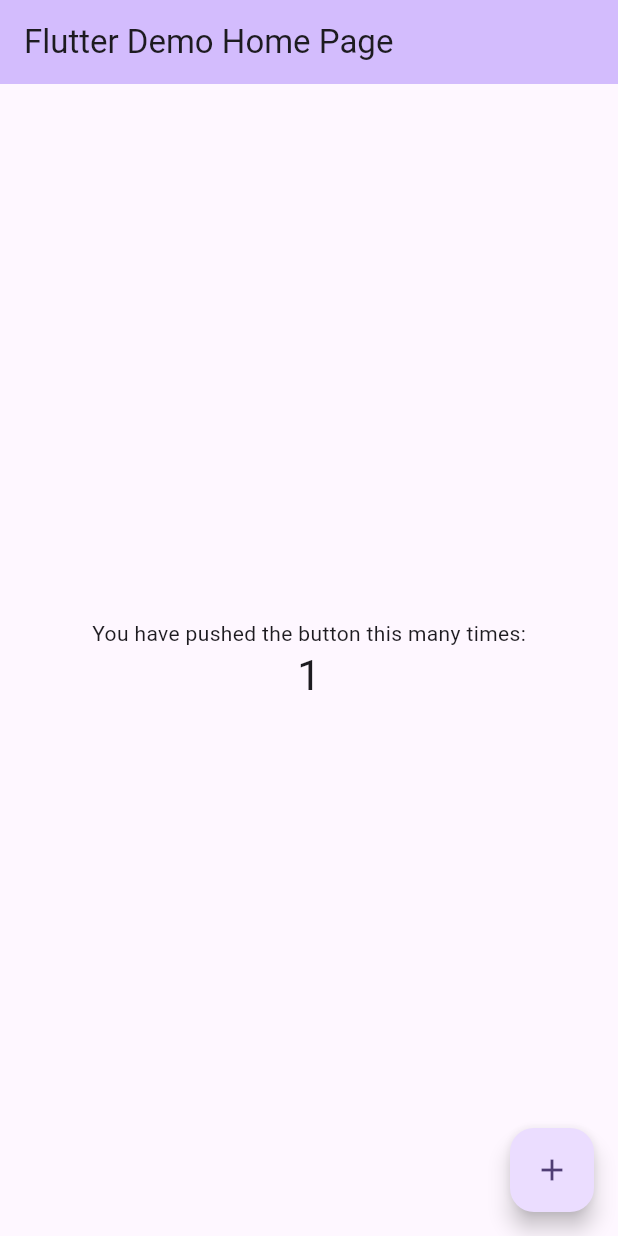
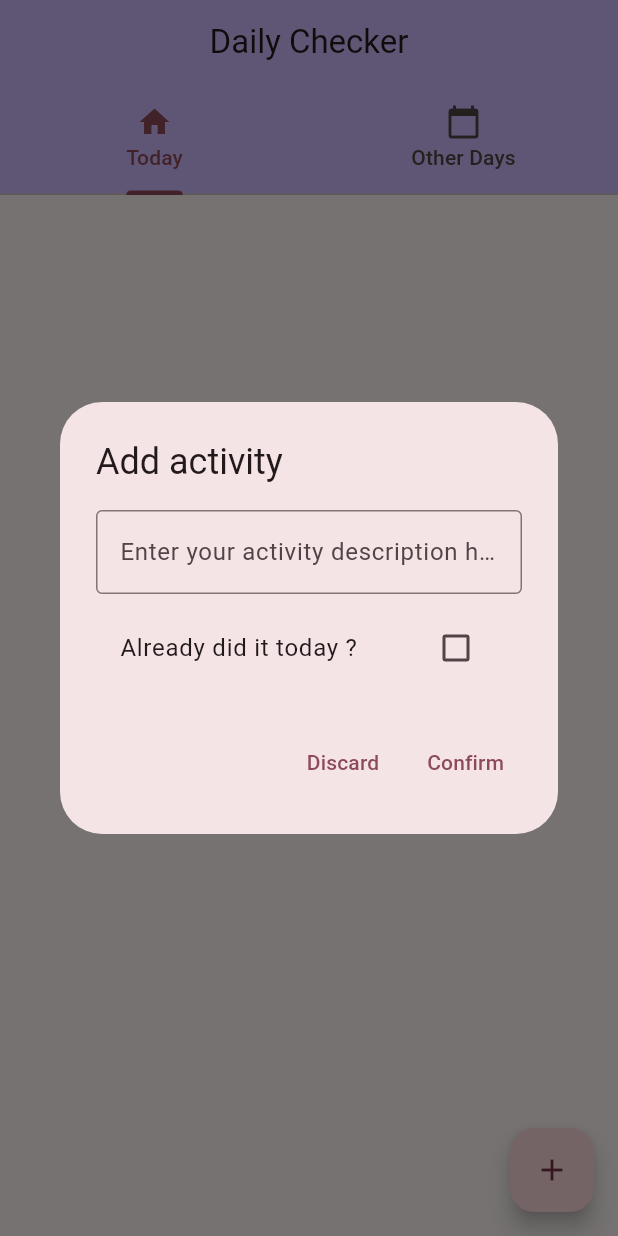
Before and after one commit to GabrielCoffee9/Daily-Checker-Reminder, a Flutter app: the screen it shows after launch, after a tap on the "add" icon, on a phone screen of 412 x 824 dp. Run offline on Flutter 3.47's test engine with Material 3 defaults, Android fonts, the phone set to English and light mode, and no system bars; our stand-ins replace shared_preferences, table_calendar.

Commit message:
Some updates

```diff
--- a/lib/main.dart
+++ b/lib/main.dart
@@ -1,125 +1,7 @@
 import 'package:flutter/material.dart';
+
+import 'src/app_widget.dart';
 
 void main() {
   runApp(const MyApp());
 }
-
-class MyApp extends StatelessWidget {
-  const MyApp({super.key});
-
-  // This widget is the root of your application.
-  @override
-  Widget build(BuildContext context) {
-    return MaterialApp(
-      title: 'Flutter Demo',
-      theme: ThemeData(
-        // This is the theme of your application.
-        //
-        // TRY THIS: Try running your application with "flutter run". You'll see
-        // the application has a purple toolbar. Then, without quitting the app,
-        // try changing the seedColor in the colorScheme below to Colors.green
-        // and then invoke "hot reload" (save your changes or press the "hot
-        // reload" button in a Flutter-supported IDE, or press "r" if you used
-        // the command line to start the app).
-        //
-        // Notice that the counter didn't reset back to zero; the application
-        // state is not lost during the reload. To reset the state, use hot
-        // restart instead.
-        //
-        // This works for code too, not just values: Most code changes can be
-        // tested with just a hot reload.
-        colorScheme: ColorScheme.fromSeed(seedColor: Colors.deepPurple),
-        useMaterial3: true,
-      ),
-      home: const MyHomePage(title: 'Flutter Demo Home Page'),
-    );
-  }
-}
-
-class MyHomePage extends StatefulWidget {
-  const MyHomePage({super.key, required this.title});
-
-  // This widget is the home page of your application. It is stateful, meaning
-  // that it has a State object (defined below) that contains fields that affect
-  // how it looks.
-
-  // This class is the configuration for the state. It holds the values (in this
-  // case the title) provided by the parent (in this case the App widget) and
-  // used by the build method of the State. Fields in a Widget subclass are
-  // always marked "final".
-
-  final String title;
-
-  @override
-  State<MyHomePage> createState() => _MyHomePageState();
-}
-
-class _MyHomePageState extends State<MyHomePage> {
-  int _counter = 0;
-
-  void _incrementCounter() {
-    setState(() {
-      // This call to setState tells the Flutter framework that something has
-      // changed in this State, which causes it to rerun the build method below
-      // so that the display can reflect the updated values. If we changed
-      // _counter without calling setState(), then the build method would not be
-      // called again, and so nothing would appear to happen.
-      _counter++;
-    });
-  }
-
-  @override
-  Widget build(BuildContext context) {
-    // This method is rerun every time setState is called, for instance as done
-    // by the _incrementCounter method above.
-    //
-    // The Flutter framework has been optimized to make rerunning build methods
-    // fast, so that you can just rebuild anything that needs updating rather
-    // than having to individually change instances of widgets.
-    return Scaffold(
-      appBar: AppBar(
-        // TRY THIS: Try changing the color here to a specific color (to
-        // Colors.amber, perhaps?) and trigger a hot reload to see the AppBar
-        // change color while the other colors stay the same.
-        backgroundColor: Theme.of(context).colorScheme.inversePrimary,
-        // Here we take the value from the MyHomePage object that was created by
-        // the App.build method, and use it to set our appbar title.
-        title: Text(widget.title),
-      ),
-      body: Center(
-        // Center is a layout widget. It takes a single child and positions it
-        // in the middle of the parent.
-        child: Column(
-          // Column is also a layout widget. It takes a list of children and
-          // arranges them vertically. By default, it sizes itself to fit its
-          // children horizontally, and tries to be as tall as its parent.
-          //
-          // Column has various properties to control how it sizes itself and
-          // how it positions its children. Here we use mainAxisAlignment to
-          // center the children vertically; the main axis here is the vertical
-          // axis because Columns are vertical (the cross axis would be
-          // horizontal).
-          //
-          // TRY THIS: Invoke "debug painting" (choose the "Toggle Debug Paint"
-          // action in the IDE, or press "p" in the console), to see the
-          // wireframe for each widget.
-          mainAxisAlignment: MainAxisAlignment.center,
-          children: <Widget>[
-            const Text(
-              'You have pushed the button this many times:',
-            ),
-            Text(
-              '$_counter',
-              style: Theme.of(context).textTheme.headlineMedium,
-            ),
-          ],
-        ),
-      ),
-      floatingActionButton: FloatingActionButton(
-        onPressed: _incrementCounter,
-        tooltip: 'Increment',
-        child: const Icon(Icons.add),
-      ), // This trailing comma makes auto-formatting nicer for build methods.
-    );
-  }
-}
--- /dev/null
+++ b/lib/src/app_widget.dart
@@ -0,0 +1,38 @@
+import 'package:flutter/material.dart';
+
+import 'pages/calendar/calendar_page.dart';
+import 'pages/home/home_page.dart';
+
+class MyApp extends StatelessWidget {
+  const MyApp({super.key});
+
+  @override
+  Widget build(BuildContext context) {
+    return MaterialApp(
+      theme: ThemeData(
+        colorScheme: ColorScheme.fromSeed(seedColor: Colors.pink[700]!),
+        useMaterial3: true,
+      ),
+      home: DefaultTabController(
+        length: 2,
+        child: Scaffold(
+          appBar: AppBar(
+            backgroundColor: Theme.of(context).colorScheme.inversePrimary,
+            title: const Text('Daily Checker'),
+            centerTitle: true,
+            bottom: const TabBar(
+              tabs: [
+                Tab(text: 'Today', icon: Icon(Icons.home)),
+                Tab(text: 'Other Days', icon: Icon(Icons.calendar_today)),
+              ],
+            ),
+          ),
+          body: const TabBarView(children: [
+            HomePage(),
+            CalendarPage(),
+          ]),
+        ),
+      ),
+    );
+  }
+}
--- /dev/null
+++ b/lib/src/classes/item.dart
@@ -0,0 +1,28 @@
+class Item {
+  final String text;
+  bool checked;
+  DateTime? doneTime;
+
+  Item({required this.text, this.checked = false, this.doneTime}) {
+    if (checked && doneTime == null) {
+      doneTime = DateTime.now();
+    }
+  }
+
+  // Converte Item para JSON
+  Map<String, dynamic> toJson() => {
+        'text': text,
+        'checked': checked,
+        'doneTime': doneTime
+            ?.millisecondsSinceEpoch, // Converte DateTime para timestamp
+      };
+
+  // Converte JSON para Item
+  factory Item.fromJson(Map<String, dynamic> json) => Item(
+        text: json['text'],
+        checked: json['checked'] as bool,
+        doneTime: json['doneTime'] != null
+            ? DateTime.fromMillisecondsSinceEpoch(json['doneTime'])
+            : null,
+      );
+}
--- /dev/null
+++ b/lib/src/classes/local_storage.dart
@@ -0,0 +1,77 @@
+import 'dart:convert';
+
+import 'package:shared_preferences/shared_preferences.dart';
+
+import 'item.dart';
+
+Map<DateTime, List<Item>> dailyActivities = {};
+
+List<Item> items = [];
+
+Future<void> saveItems() async {
+  final prefs = await SharedPreferences.getInstance();
+  final json = items.map((item) => item.toJson()).toList();
+  await prefs.setString('items', jsonEncode(json));
+
+  final today =
+      DateTime(DateTime.now().year, DateTime.now().month, DateTime.now().day);
+
+  dailyActivities[today] = items;
+
+  saveActivitiesDay(today);
+}
+
+Future<List<Item>> loadItems() async {
+  final prefs = await SharedPreferences.getInstance();
+  final json = prefs.getString('items');
+  if (json == null) return [];
+  final itemsList = jsonDecode(json) as List<dynamic>;
+  // final today =
+  //     DateTime(DateTime.now().year, DateTime.now().month, DateTime.now().day);
+
+  // final todayActivities = await loadActivitiesFromDate(today);
+
+  // if (todayActivities.isNotEmpty) dailyActivities[today] = todayActivities;
+  return itemsList.map((item) => Item.fromJson(item)).toList();
+}
+
+// Carregar atividades do SharedPreferences
+// void loadAllDaysActivities() async {
+//   final prefs = await SharedPreferences.getInstance();
+//   final json = prefs.getString('daily_activities_');
+
+//   if (json != null) {
+//     dailyActivities = jsonDecode(json) as Map<DateTime, List<Item>>;
+
+//     for (var date in dailyActivities.keys) {
+//       dailyActivities[date] = dailyActivities[date]!
+//           .map<Item>((item) => Item.fromJson(item as Map<String, dynamic>))
+//           .toList();
+//     }
+//   }
+
+//   debugPrint(dailyActivities.toString());
+// }
+
+Future<List<Item>> loadActivitiesFromDate(DateTime date) async {
+  final prefs = await SharedPreferences.getInstance();
+
+  final rightDate = DateTime(date.year, date.month, date.day);
+
+  final json =
+      prefs.getString('daily_activities_${rightDate.millisecondsSinceEpoch}');
+
+  if (json == null) return [];
+
+  final itemsList = jsonDecode(json) as List<dynamic>;
+
+  return itemsList.map((item) => Item.fromJson(item)).toList();
+}
+
+// Salvar atividades no SharedPreferences
+void saveActivitiesDay(DateTime day) async {
+  final prefs = await SharedPreferences.getInstance();
+  final json = dailyActivities[day]!.map((item) => item.toJson()).toList();
+  await prefs.setString(
+      'daily_activities_${day.millisecondsSinceEpoch}', jsonEncode(json));
+}
--- /dev/null
+++ b/lib/src/pages/home/home_page.dart
@@ -0,0 +1,147 @@
+import 'package:flutter/material.dart';
+import 'package:intl/intl.dart';
+
+import '../../classes/local_storage.dart';
+import '../../widgets/add_item_dialog.dart';
+
+class HomePage extends StatefulWidget {
+  const HomePage({super.key});
+
+  @override
+  State<HomePage> createState() => _HomePageState();
+}
+
+class _HomePageState extends State<HomePage> {
+  bool valuebex = false;
+
+  @override
+  void initState() {
+    super.initState();
+    _loadItems();
+  }
+
+  Future<void> _loadItems() async {
+    final loadedItems = await loadItems();
+    setState(() {
+      items = loadedItems;
+    });
+  }
+
+  @override
+  Widget build(BuildContext context) {
+    return Scaffold(
+      body: Padding(
+        padding: const EdgeInsets.all(8.0),
+        child: items.isEmpty
+            ? const Center(
+                child:
+                    Text("Tap the '+' button below to add new activities 😊"),
+              )
+            : ListView.builder(
+                itemCount: items.length,
+                itemBuilder: (context, index) {
+                  var item = items[index];
+
+                  return Dismissible(
+                    key: Key(item.text),
+                    onDismissed: (direction) {
+                      // Remove the item from the data source.
+                      setState(() {
+                        items.removeAt(index);
+                        saveItems();
+                      });
+
+                      // Then show a snackbar.
+                      ScaffoldMessenger.of(context).showSnackBar(
+                          const SnackBar(content: Text('item dismissed')));
+                    },
+                    background: Container(
+                      color: Colors.red,
+                      child: const Icon(Icons.delete),
+                    ),
+                    child: CheckboxListTile(
+                      value: item.checked,
+                      title: Text(
+                        item.text,
+                        style: TextStyle(
+                            decoration: item.checked
+                                ? TextDecoration.lineThrough
+                                : TextDecoration.none),
+                      ),
+                      subtitle: Text(item.doneTime == null
+                          ? 'Not done yet'
+                          : DateFormat('dd/MM/yyyy – kk:mm:ss')
+                              .format(item.doneTime!)),
+                      onChanged: (value) {
+                        setState(() {
+                          item.checked = value ?? !item.checked;
+
+                          item.doneTime = item.checked ? DateTime.now() : null;
+                          saveItems();
+                        });
+                      },
+                    ),
+                  );
+                },
+              ),
+      ),
+      floatingActionButton: Column(
+        mainAxisAlignment: MainAxisAlignment.end,
+        children: [
+          items.isNotEmpty
+              ? Padding(
+                  padding: const EdgeInsets.only(bottom: 20.0),
+                  child: FloatingActionButton(
+                    onPressed: () {
+                      showDialog(
+                        context: context,
+                        builder: (context) => AlertDialog(
+                          title: const Text(
+                              'Are you sure you want to clear all checkboxes ?'),
+                          actions: [
+                            TextButton(
+                              onPressed: () => Navigator.pop(context),
+                              child: const Text('No'),
+                            ),
+                            TextButton(
+                                onPressed: () {
+                                  for (var item in items) {
+                                    item.checked = false;
+                                    item.doneTime = null;
+                                  }
+                                  setState(() {
+                                    saveItems();
+                                  });
+                                  Navigator.pop(context);
+                                },
+                                child: const Text('Yes'))
+                          ],
+                        ),
+                      );
+                    },
+                    tooltip: 'Increment',
+                    child: const Icon(Icons.cleaning_services),
+                  ),
+                )
+              : const Text(''),
+          FloatingActionButton(
+            onPressed: () {
+              showDialog(
+                context: context,
+                builder: (context) => AddItemDialog(
+                  onItemAdded: (item) {
+                    setState(() {
+                      items.add(item);
+                    });
+                  },
+                ),
+              );
+            },
+            tooltip: 'Increment',
+            child: const Icon(Icons.add),
+          ),
+        ],
+      ),
+    );
+  }
+}
--- /dev/null
+++ b/lib/src/widgets/add_item_dialog.dart
@@ -0,0 +1,88 @@
+import 'package:flutter/material.dart';
+
+import '../classes/item.dart';
+import '../classes/local_storage.dart';
+
+class AddItemDialog extends StatefulWidget {
+  const AddItemDialog({super.key, required this.onItemAdded});
+
+  final Function(Item) onItemAdded;
+
+  @override
+  State<AddItemDialog> createState() => _AddItemDialogState();
+}
+
+class _AddItemDialogState extends State<AddItemDialog> {
+  final _formKey = GlobalKey<FormState>();
+  final _textController = TextEditingController();
+  bool _checked = false;
+
+  @override
+  void dispose() {
+    _textController.dispose();
+    super.dispose();
+  }
+
+  void _submit() {
+    if (_formKey.currentState!.validate()) {
+      final item = Item(
+        text: _textController.text,
+        checked: _checked,
+      );
+      widget.onItemAdded(item);
+      Navigator.pop(context);
+      setState(() {
+        saveItems();
+      });
+    }
+  }
+
+  @override
+  Widget build(BuildContext context) {
+    return AlertDialog(
+      title: const Text('Add activity'),
+      content: Form(
+        key: _formKey,
+        child: Column(
+          mainAxisSize: MainAxisSize.min,
+          children: [
+            TextFormField(
+              controller: _textController,
+              decoration: const InputDecoration(
+                  hintText: 'Enter your activity description here',
+                  border: OutlineInputBorder()),
+              validator: (value) {
+                if (value == null || value.isEmpty) {
+                  return 'The description is required';
+                }
+                return null;
+              },
+            ),
+            Padding(
+              padding: const EdgeInsets.only(top: 8.0),
+              child: CheckboxListTile(
+                title: const Text('Already did it today ?'),
+                value: _checked,
+                onChanged: (value) {
+                  setState(() {
+                    _checked = value!;
+                  });
+                },
+              ),
+            ),
+          ],
+        ),
+      ),
+      actions: [
+        TextButton(
+          onPressed: () => Navigator.pop(context),
+          child: const Text('Discard'),
+        ),
+        TextButton(
+          onPressed: _submit,
+          child: const Text('Confirm'),
+        ),
+      ],
+    );
+  }
+}
--- a/pubspec.yaml
+++ b/pubspec.yaml
@@ -35,6 +35,9 @@ dependencies:
   # The following adds the Cupertino Icons font to your application.
   # Use with the CupertinoIcons class for iOS style icons.
   cupertino_icons: ^1.0.6
+  intl: ^0.19.0
+  shared_preferences: ^2.2.3
+  table_calendar: ^3.1.1
 
 dev_dependencies:
   flutter_test:
```
Also changed, not shown: lib/src/pages/calendar/calendar_page.dart (added, +91 -0 lines), pubspec.lock, 1 other file.
